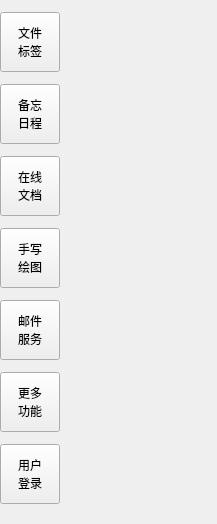
This is main/ui/WidgetFunctional.ui in 3548848289/SmartDesk as Qt 5 draws it before an edit. The edited form follows.
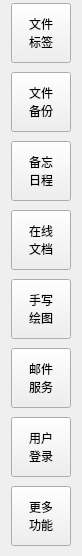
This is the edited form. Icons and pictures are not drawn.

Commit message: 完全优化文件备份功能，但还没测试

Diff of the .ui file:
```diff
--- a/main/ui/WidgetFunctional.ui
+++ b/main/ui/WidgetFunctional.ui
@@ -6,63 +6,22 @@
    <rect>
     <x>0</x>
     <y>0</y>
-    <width>217</width>
-    <height>524</height>
+    <width>72</width>
+    <height>556</height>
    </rect>
   </property>
   <property name="windowTitle">
    <string>Form</string>
   </property>
-  <widget class="QWidget" name="verticalLayoutWidget">
-   <property name="geometry">
-    <rect>
-     <x>0</x>
-     <y>0</y>
-     <width>141</width>
-     <height>521</height>
-    </rect>
-   </property>
-   <layout class="QVBoxLayout" name="verticalLayout">
-    <property name="spacing">
+  <layout class="QGridLayout" name="gridLayout">
+   <property name="topMargin">
      <number>0</number>
     </property>
-    <property name="leftMargin">
+   <property name="bottomMargin">
      <number>0</number>
     </property>
-    <property name="rightMargin">
-     <number>0</number>
-    </property>
-    <item>
-     <widget class="QPushButton" name="pushButton_1">
-      <property name="sizePolicy">
-       <sizepolicy hsizetype="Minimum" vsizetype="Minimum">
-        <horstretch>0</horstretch>
-        <verstretch>0</verstretch>
-       </sizepolicy>
-      </property>
-      <property name="minimumSize">
-       <size>
-        <width>60</width>
-        <height>60</height>
-       </size>
-      </property>
-      <property name="maximumSize">
-       <size>
-        <width>60</width>
-        <height>60</height>
-       </size>
-      </property>
-      <property name="text">
-       <string>文件
-标签</string>
-      </property>
-      <property name="icon">
-       <iconset theme="QIcon::ThemeIcon::FolderOpen"/>
-      </property>
-     </widget>
-    </item>
-    <item>
-     <widget class="QPushButton" name="pushButton_2">
+   <item row="2" column="0">
+    <widget class="QPushButton" name="pushButton_3">
       <property name="sizePolicy">
        <sizepolicy hsizetype="Minimum" vsizetype="Minimum">
         <horstretch>0</horstretch>
@@ -90,8 +49,8 @@
       </property>
      </widget>
     </item>
-    <item>
-     <widget class="QPushButton" name="pushButton_3">
+   <item row="1" column="0">
+    <widget class="QPushButton" name="pushButton_2">
       <property name="sizePolicy">
        <sizepolicy hsizetype="Minimum" vsizetype="Minimum">
         <horstretch>0</horstretch>
@@ -111,16 +70,68 @@
        </size>
       </property>
       <property name="text">
-       <string>在线
-文档</string>
+      <string>文件
+备份</string>
       </property>
       <property name="icon">
        <iconset theme="QIcon::ThemeIcon::EditCopy"/>
       </property>
      </widget>
     </item>
-    <item>
-     <widget class="QPushButton" name="pushButton_4">
+   <item row="8" column="0">
+    <widget class="QPushButton" name="pushButton_8">
+     <property name="sizePolicy">
+      <sizepolicy hsizetype="Minimum" vsizetype="Minimum">
+       <horstretch>0</horstretch>
+       <verstretch>0</verstretch>
+      </sizepolicy>
+     </property>
+     <property name="maximumSize">
+      <size>
+       <width>60</width>
+       <height>60</height>
+      </size>
+     </property>
+     <property name="text">
+      <string>用户
+登录</string>
+     </property>
+     <property name="icon">
+      <iconset theme="QIcon::ThemeIcon::ContactNew"/>
+     </property>
+    </widget>
+   </item>
+   <item row="0" column="0">
+    <widget class="QPushButton" name="pushButton_1">
+     <property name="sizePolicy">
+      <sizepolicy hsizetype="Minimum" vsizetype="Minimum">
+       <horstretch>0</horstretch>
+       <verstretch>0</verstretch>
+      </sizepolicy>
+     </property>
+     <property name="minimumSize">
+      <size>
+       <width>60</width>
+       <height>60</height>
+      </size>
+     </property>
+     <property name="maximumSize">
+      <size>
+       <width>60</width>
+       <height>60</height>
+      </size>
+     </property>
+     <property name="text">
+      <string>文件
+标签</string>
+     </property>
+     <property name="icon">
+      <iconset theme="QIcon::ThemeIcon::FolderOpen"/>
+     </property>
+    </widget>
+   </item>
+   <item row="4" column="0">
+    <widget class="QPushButton" name="pushButton_5">
       <property name="sizePolicy">
        <sizepolicy hsizetype="Minimum" vsizetype="Minimum">
         <horstretch>0</horstretch>
@@ -142,14 +153,20 @@
       </property>
      </widget>
     </item>
-    <item>
-     <widget class="QPushButton" name="pushButton_5">
+   <item row="3" column="0">
+    <widget class="QPushButton" name="pushButton_4">
       <property name="sizePolicy">
        <sizepolicy hsizetype="Minimum" vsizetype="Minimum">
         <horstretch>0</horstretch>
         <verstretch>0</verstretch>
        </sizepolicy>
       </property>
+     <property name="minimumSize">
+      <size>
+       <width>60</width>
+       <height>60</height>
+      </size>
+     </property>
       <property name="maximumSize">
        <size>
         <width>60</width>
@@ -157,16 +174,16 @@
        </size>
       </property>
       <property name="text">
-       <string>邮件
-服务</string>
+      <string>在线
+文档</string>
       </property>
       <property name="icon">
        <iconset theme="QIcon::ThemeIcon::MailMarkRead"/>
       </property>
      </widget>
     </item>
-    <item>
-     <widget class="QPushButton" name="pushButton_6">
+   <item row="9" column="0">
+    <widget class="QPushButton" name="pushButton_7">
       <property name="sizePolicy">
        <sizepolicy hsizetype="Minimum" vsizetype="Minimum">
         <horstretch>0</horstretch>
@@ -188,8 +205,8 @@
       </property>
      </widget>
     </item>
-    <item>
-     <widget class="QPushButton" name="pushButton_7">
+   <item row="5" column="0">
+    <widget class="QPushButton" name="pushButton_6">
       <property name="sizePolicy">
        <sizepolicy hsizetype="Minimum" vsizetype="Minimum">
         <horstretch>0</horstretch>
@@ -203,8 +220,8 @@
        </size>
       </property>
       <property name="text">
-       <string>用户
-登录</string>
+      <string>邮件
+服务</string>
       </property>
       <property name="icon">
        <iconset theme="QIcon::ThemeIcon::ContactNew"/>
@@ -212,7 +229,6 @@
      </widget>
     </item>
    </layout>
-  </widget>
  </widget>
  <resources/>
  <connections/>
```
Left out of the diff: 4 changed lines with no effect on the pictures. Lines whose indentation alone changed are shown as unchanged. The commit also changes 743 other files.
